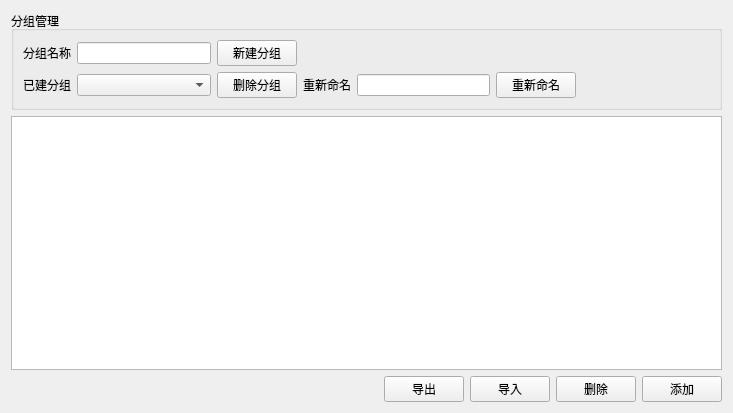
The window that src/pages/page/input/SAKInputDataItemManager.ui (x-tools-author/x-tools) describes before a commit, drawn with Qt 5.
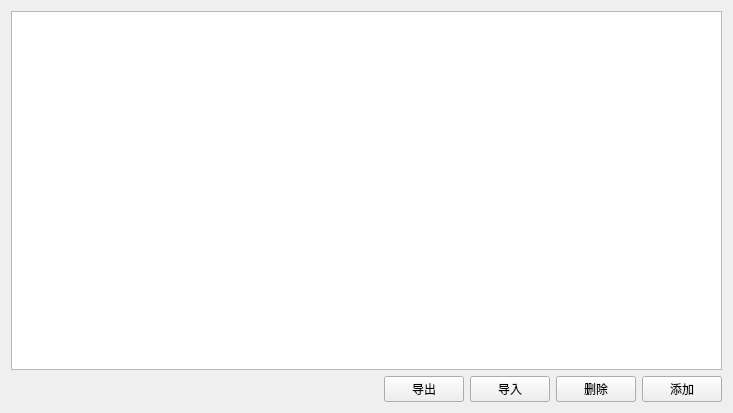
The same window after the commit.

```diff
--- a/src/pages/page/input/SAKInputDataItemManager.ui
+++ b/src/pages/page/input/SAKInputDataItemManager.ui
@@ -35,99 +35,6 @@
     </widget>
    </item>
    <item row="0" column="0" colspan="5">
-    <widget class="QGroupBox" name="groupBox">
-     <property name="sizePolicy">
-      <sizepolicy hsizetype="Preferred" vsizetype="Preferred">
-       <horstretch>0</horstretch>
-       <verstretch>0</verstretch>
-      </sizepolicy>
-     </property>
-     <property name="title">
-      <string>分组管理</string>
-     </property>
-     <layout class="QGridLayout" name="gridLayout_2">
-      <item row="0" column="0">
-       <widget class="QLabel" name="label">
-        <property name="text">
-         <string>分组名称</string>
-        </property>
-       </widget>
-      </item>
-      <item row="0" column="1">
-       <widget class="QLineEdit" name="nameLineEdit">
-        <property name="text">
-         <string notr="true"/>
-        </property>
-        <property name="placeholderText">
-         <string/>
-        </property>
-       </widget>
-      </item>
-      <item row="0" column="6">
-       <spacer name="horizontalSpacer">
-        <property name="orientation">
-         <enum>Qt::Horizontal</enum>
-        </property>
-        <property name="sizeHint" stdset="0">
-         <size>
-          <width>40</width>
-          <height>20</height>
-         </size>
-        </property>
-       </spacer>
-      </item>
-      <item row="1" column="0">
-       <widget class="QLabel" name="label_2">
-        <property name="text">
-         <string>已建分组</string>
-        </property>
-       </widget>
-      </item>
-      <item row="1" column="1">
-       <widget class="QComboBox" name="comboBox"/>
-      </item>
-      <item row="1" column="2">
-       <widget class="QPushButton" name="deletePushButton_2">
-        <property name="text">
-         <string>删除分组</string>
-        </property>
-       </widget>
-      </item>
-      <item row="1" column="3">
-       <widget class="QLabel" name="label_3">
-        <property name="text">
-         <string>重新命名</string>
-        </property>
-        <property name="alignment">
-         <set>Qt::AlignCenter</set>
-        </property>
-       </widget>
-      </item>
-      <item row="1" column="4">
-       <widget class="QLineEdit" name="renameLineEdit">
-        <property name="text">
-         <string notr="true"/>
-        </property>
-       </widget>
-      </item>
-      <item row="1" column="5">
-       <widget class="QPushButton" name="renamePushButton">
-        <property name="text">
-         <string>重新命名</string>
-        </property>
-       </widget>
-      </item>
-      <item row="0" column="2">
-       <widget class="QPushButton" name="createPushButton">
-        <property name="text">
-         <string>新建分组</string>
-        </property>
-       </widget>
-      </item>
-     </layout>
-    </widget>
-   </item>
-   <item row="1" column="0" colspan="5">
     <widget class="QListWidget" name="itemListWidget"/>
    </item>
    <item row="2" column="3">
```
Left out of the diff: 46 changed lines with no effect on the pictures.
